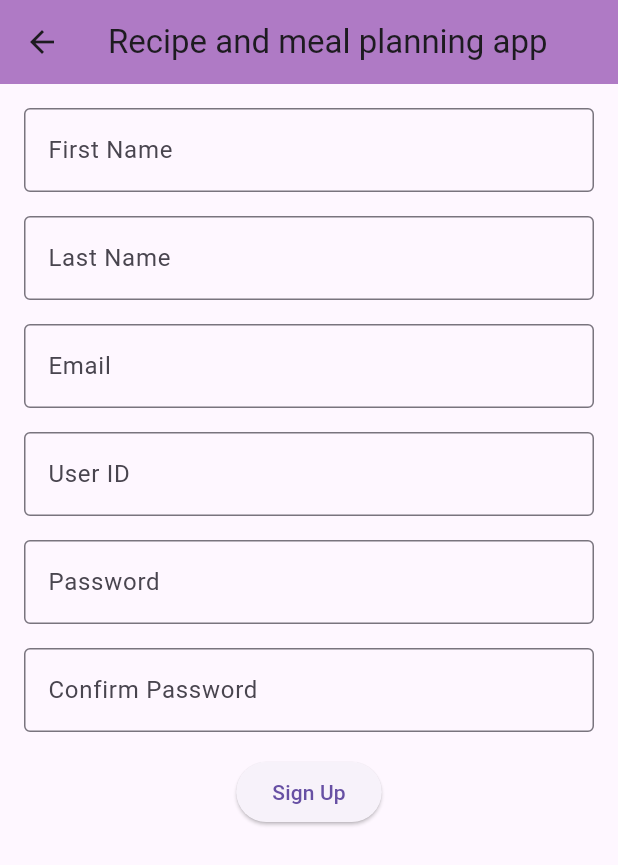
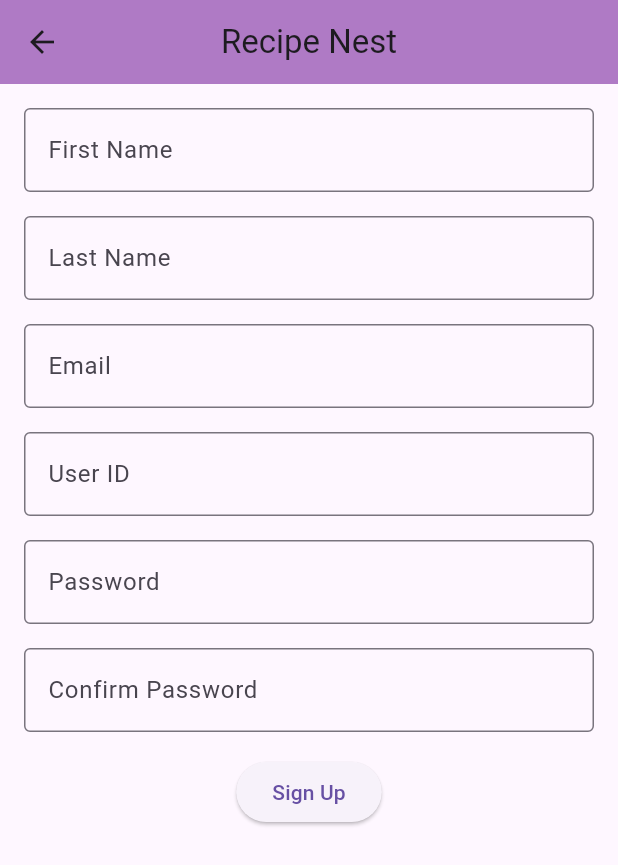
Before and after one commit to BhavyaSontineni/MAD_PROJECT, a Flutter app: the screen it shows after launch, after a tap on "Sign Up", on a phone screen of 412 x 824 dp. Shown: the top 865 px of the screen. Run offline on Flutter 3.47's test engine with Material 3 defaults, Android fonts, the phone set to English and light mode, and no system bars; our stand-ins replace marquee, shared_preferences, sqflite; accounts and stored records are empty.

```diff
--- a/recipe_mealplanning_app/lib/login_page.dart
+++ b/recipe_mealplanning_app/lib/login_page.dart
@@ -7,36 +7,38 @@ import 'home_page.dart';
    final TextEditingController _passwordController = TextEditingController();
    final DatabaseHelper dbHelper = DatabaseHelper();
 
+   LoginPage({super.key});
+
    @override
    Widget build(BuildContext context) {
      return Scaffold(
        appBar: AppBar(
-         title: Text('Recipe and meal planning app'),
+         title: const Text('Recipe and meal planning app'),
          centerTitle: true,
-         backgroundColor: Color(0xFFAF7AC5),
+         backgroundColor: const Color(0xFFAF7AC5),
        ),
        body: Padding(
-         padding: EdgeInsets.all(16.0),
+         padding: const EdgeInsets.all(16.0),
          child: Column(
            mainAxisAlignment: MainAxisAlignment.center,
            children: [
              TextField(
                controller: _userIdController,
-               decoration: InputDecoration(
+               decoration: const InputDecoration(
                  labelText: 'User ID',
                  border: OutlineInputBorder(),
                ),
              ),
-             SizedBox(height: 16),
+             const SizedBox(height: 16),
              TextField(
                controller: _passwordController,
                obscureText: true,
-               decoration: InputDecoration(
+               decoration: const InputDecoration(
                  labelText: 'Password',
                  border: OutlineInputBorder(),
                ),
              ),
-             SizedBox(height: 16),
+             const SizedBox(height: 16),
              ElevatedButton(
                onPressed: () async {
                  String userId = _userIdController.text;
@@ -45,7 +47,7 @@ import 'home_page.dart';
                  // Ensure both fields are not empty
                  if (userId.isEmpty || password.isEmpty) {
                    ScaffoldMessenger.of(context).showSnackBar(
-                     SnackBar(
+                     const SnackBar(
                          content: Text('User ID and Password are required!')),
                    );
                    return; // Stop further execution
@@ -57,7 +59,7 @@ import 'home_page.dart';
                    var user = await dbHelper.getUser(userId, password);
                    if (user != null) {
                      ScaffoldMessenger.of(context).showSnackBar(
-                       SnackBar(content: Text('Login Successful!')),
+                       const SnackBar(content: Text('Login Successful!')),
                      );
                      Navigator.pushReplacement(
                        context,
@@ -68,7 +70,7 @@ import 'home_page.dart';
 
                  } else {
                   ScaffoldMessenger.of(context).showSnackBar(
-                       SnackBar(content: Text('Invalid User ID or Password!')),
+                       const SnackBar(content: Text('Invalid User ID or Password!')),
                      );
                    }
                    } else {
@@ -78,7 +80,7 @@ import 'home_page.dart';
                    String storedPassword = prefs.getString(userId) ?? '';
                    if (storedPassword == password) {
                      ScaffoldMessenger.of(context).showSnackBar(
-                       SnackBar(content: Text('Login Successful!')),
+                       const SnackBar(content: Text('Login Successful!')),
                      );
                      Navigator.pushReplacement(
                        context,
@@ -88,20 +90,20 @@ import 'home_page.dart';
                      );
                    } else {
                      ScaffoldMessenger.of(context).showSnackBar(
-                       SnackBar(content: Text('Invalid User ID or Password!')),
+                       const SnackBar(content: Text('Invalid User ID or Password!')),
                      );
                    }
                  }
                },
-               child: Text('Login'),
+               child: const Text('Login'),
              ),
-             SizedBox(height: 8),
+             const SizedBox(height: 8),
              ElevatedButton(
                onPressed: () {
                  Navigator.pushNamed(
                      context, '/signup'); // Navigate to signup page
                },
-               child: Text('Sign Up'),
+               child: const Text('Sign Up'),
              ),
            ],
          ),
--- a/recipe_mealplanning_app/lib/signup_page.dart
+++ b/recipe_mealplanning_app/lib/signup_page.dart
@@ -12,6 +12,9 @@ import 'database_helper.dart';
       TextEditingController();
 
   final DatabaseHelper dbHelper = DatabaseHelper();
+
+  SignUpPage({super.key});
+
   // Function to validate the email format
   bool _isValidEmail(String email) {
     // Updated regular expression for stricter email validation
@@ -20,72 +23,72 @@ import 'database_helper.dart';
     );
     return emailRegExp.hasMatch(email);
   }
+
   @override
   Widget build(BuildContext context) {
     return Scaffold(
       appBar: AppBar(
-         title: Text('Recipe and meal planning app'),
+        title: const Text('Recipe Nest'),
         centerTitle: true,
-         backgroundColor: Color(0xFFAF7AC5),
+        backgroundColor: const Color(0xFFAF7AC5),
       ),
       body: Padding(
-         padding: EdgeInsets.all(16.0),
+        padding: const EdgeInsets.all(16.0),
         child: SingleChildScrollView(
           child: Column(
             children: [
               TextField(
                 controller: _firstNameController,
-                 decoration: InputDecoration(
+                decoration: const InputDecoration(
                   labelText: 'First Name',
                   border: OutlineInputBorder(),
                 ),
               ),
-               SizedBox(height: 16),
+              const SizedBox(height: 16),
               TextField(
                 controller: _lastNameController,
-                 decoration: InputDecoration(
+                decoration: const InputDecoration(
                   labelText: 'Last Name',
                   border: OutlineInputBorder(),
                 ),
               ),
-               SizedBox(height: 16),
+              const SizedBox(height: 16),
               TextField(
                 controller: _emailController,
-                 decoration: InputDecoration(
+                decoration: const InputDecoration(
                   labelText: 'Email',
                   border: OutlineInputBorder(),
                 ),
               ),
-               SizedBox(height: 16),
+              const SizedBox(height: 16),
               TextField(
                 controller: _userIdController,
-                 decoration: InputDecoration(
+                decoration: const InputDecoration(
                   labelText: 'User ID',
                   border: OutlineInputBorder(),
                 ),
               ),
-               SizedBox(height: 16),
+              const SizedBox(height: 16),
               TextField(
                 controller: _passwordController,
                 obscureText: true,
-                 decoration: InputDecoration(
+                decoration: const InputDecoration(
                   labelText: 'Password',
                   border: OutlineInputBorder(),
                 ),
               ),
-               SizedBox(height: 16),
+              const SizedBox(height: 16),
               TextField(
                 controller: _confirmPasswordController,
                 obscureText: true,
-                 decoration: InputDecoration(
+                decoration: const InputDecoration(
                   labelText: 'Confirm Password',
                   border: OutlineInputBorder(),
                 ),
               ),
-               SizedBox(height: 16),
+              const SizedBox(height: 16),
               ElevatedButton(
                 onPressed: () async {
-                   // Check if passwords match
                   String firstName = _firstNameController.text;
                   String lastName = _lastNameController.text;
                   String email = _emailController.text;
@@ -101,7 +104,7 @@ import 'database_helper.dart';
                       password.isEmpty ||
                       confirmPassword.isEmpty) {
                     ScaffoldMessenger.of(context).showSnackBar(
-                       SnackBar(content: Text('All fields are required!')),
+                      const SnackBar(content: Text('All fields are required!')),
                     );
                     return;
                   }
@@ -109,7 +112,7 @@ import 'database_helper.dart';
                   // Check if email is in proper format
                   if (!_isValidEmail(email)) {
                     ScaffoldMessenger.of(context).showSnackBar(
-                       SnackBar(
+                      const SnackBar(
                           content: Text('Please enter a valid email address!')),
                     );
                     return;
@@ -118,10 +121,11 @@ import 'database_helper.dart';
                   // Check if passwords match
                   if (password != confirmPassword) {
                     ScaffoldMessenger.of(context).showSnackBar(
-                       SnackBar(content: Text('Passwords do not match!')),
+                      const SnackBar(content: Text('Passwords do not match!')),
                     );
                     return;
                   }
+
                   // Platform-specific storage
                   if (Theme.of(context).platform == TargetPlatform.android ||
                       Theme.of(context).platform == TargetPlatform.iOS) {
@@ -142,13 +146,13 @@ import 'database_helper.dart';
                     // Optionally, store other user data as needed
                   }
 
-
                   ScaffoldMessenger.of(context).showSnackBar(
-                     SnackBar(content: Text('User registered successfully!')),
+                    const SnackBar(
+                        content: Text('User registered successfully!')),
                   );
                   Navigator.pop(context); // Go back to login page
                 },
-                 child: Text('Sign Up'),
+                child: const Text('Sign Up'),
               ),
             ],
           ),
```
Also changed, not shown: recipe_mealplanning_app/lib/favorite_recipe_screen.dart (added, +45 -0 lines), recipe_mealplanning_app/lib/grocery_list_screen.dart (+14 -8 lines), recipe_mealplanning_app/lib/home_page.dart (+27 -15 lines), recipe_mealplanning_app/lib/meal_planning_screen.dart (+14 -6 lines), recipe_mealplanning_app/lib/profile_page.dart (+12 -12 lines), recipe_mealplanning_app/lib/recipe_category_screen.dart (+4 -3 lines), recipe_mealplanning_app/lib/recipe_detail_screen.dart (+14 -13 lines), recipe_mealplanning_app/lib/recipe_list_screen.dart (+38 -9 lines), 1 other file. Lines whose indentation alone changed are shown as unchanged.
